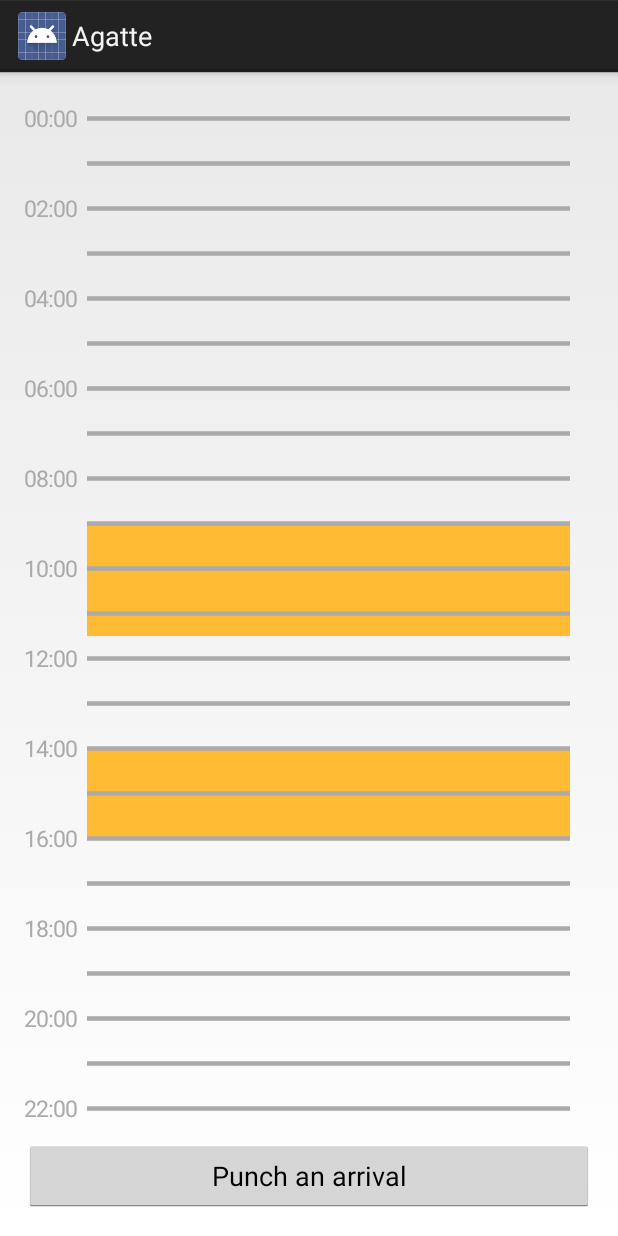
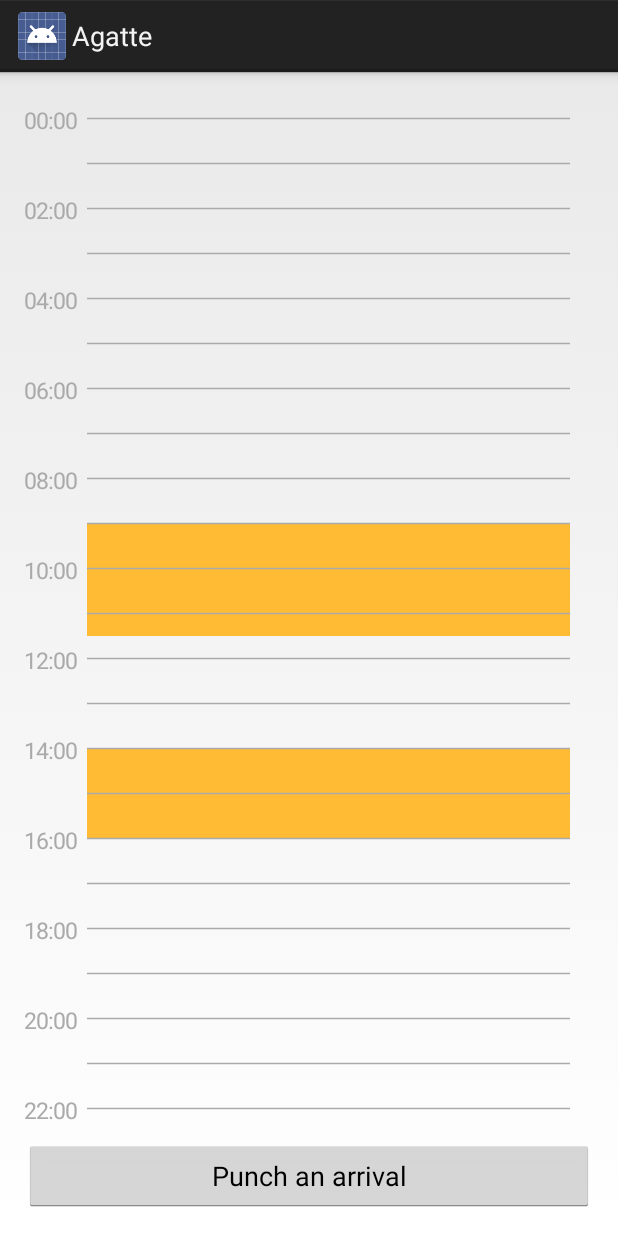
Before and after one commit to remipannequin/AgatteClient, an Android app: the layout activity_main.xml on its own in the app's theme, with its tools: preview values and no code run, on a phone screen of 412 x 824 dp. Run offline under Robolectric (Android 15) with nearby library versions, the phone set to English and light mode, and no system bars.

Commit message:
changed default width for hour markers

```diff
--- a/AgatteClient/src/main/res/layout/activity_main.xml
+++ b/AgatteClient/src/main/res/layout/activity_main.xml
@@ -30,7 +30,7 @@
             custom:textEventTimeColor="#0099CC"
             custom:textDurationColor="#FFFFFF"
             custom:hourLineColor="#AAAAAA"
-            custom:hourLineWidth="2dp"
+            custom:hourLineWidth="0.75dp"
             custom:hatchingColor="#77FFFFFF"
             custom:timeFormat="HH:mm"
             custom:hourIncrement="2"
```
